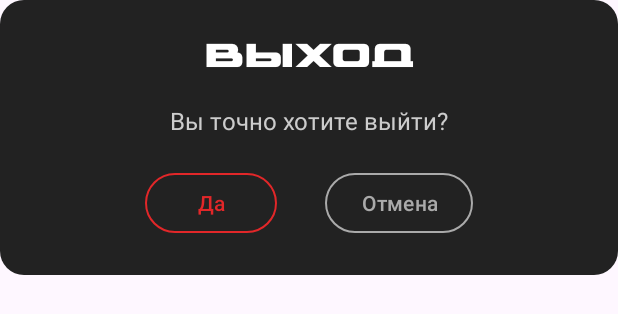
After one commit to yonqi/NEFORMAT, an Android app: the layout dialog_logout.xml on its own in the app's theme, with its tools: preview values and no code run, on a phone screen of 412 x 824 dp. The commit adds this screen. Shown: the top 314 px of the screen. Run offline under Robolectric (Android 15) with nearby library versions, the phone set to English and light mode, and no system bars; network calls fail.

Commit message:
Дизайн профиля

```diff
--- a/app/src/main/java/com/example/neformat/MainActivity.java
+++ b/app/src/main/java/com/example/neformat/MainActivity.java
@@ -31,4 +31,10 @@ public class MainActivity extends AppCompatActivity {
             NavigationUI.setupWithNavController(bottomNav, navController);
         }
     }
+
+    public void openFavoritesFromOutside() {
+        BottomNavigationView navView = findViewById(R.id.bottomNavigationView); // или твой ID
+        navView.setSelectedItemId(R.id.favoritesFragment);
+    }
+
 }
--- a/app/src/main/java/com/example/neformat/ui/ProfileFragment.java
+++ b/app/src/main/java/com/example/neformat/ui/ProfileFragment.java
@@ -12,10 +12,12 @@ import android.widget.ImageView;
 import android.widget.TextView;
 
 import androidx.annotation.NonNull;
+import androidx.appcompat.app.AlertDialog;
 import androidx.fragment.app.Fragment;
 import androidx.fragment.app.FragmentTransaction;
 
 import com.bumptech.glide.Glide;
+import com.example.neformat.MainActivity;
 import com.example.neformat.R;
 import com.example.neformat.ui.auth.AuthActivity;
 import com.google.firebase.auth.FirebaseAuth;
@@ -112,10 +114,37 @@ public class ProfileFragment extends Fragment {
 
         // Выход
         logoutButton.setOnClickListener(v -> {
-            FirebaseAuth.getInstance().signOut();
-            startActivity(new Intent(getActivity(), AuthActivity.class));
-            requireActivity().finish();
+            View dialogView = LayoutInflater.from(requireContext()).inflate(R.layout.dialog_logout, null);
+            AlertDialog dialog = new AlertDialog.Builder(requireContext())
+                    .setView(dialogView)
+                    .create();
+
+            dialog.getWindow().setBackgroundDrawableResource(android.R.color.transparent); // прозрачный фон
+
+            Button confirmButton = dialogView.findViewById(R.id.confirmButton);
+            Button cancelButton = dialogView.findViewById(R.id.cancelButton);
+
+            confirmButton.setOnClickListener(vyiew -> {
+                dialog.dismiss();
+                FirebaseAuth.getInstance().signOut();
+                startActivity(new Intent(getActivity(), AuthActivity.class));
+                requireActivity().finish();
+            });
+
+            cancelButton.setOnClickListener(vyiew -> dialog.dismiss());
+
+            dialog.show();
         });
+
+
+        Button favoritesButton = view.findViewById(R.id.favoritesButton);
+        favoritesButton.setOnClickListener(v -> {
+            if (getActivity() instanceof MainActivity) {
+                ((MainActivity) getActivity()).openFavoritesFromOutside();
+            }
+        });
+
+
 
         return view;
     }
--- /dev/null
+++ b/app/src/main/res/drawable/dialog_background.xml
@@ -0,0 +1,11 @@
+<?xml version="1.0" encoding="utf-8"?>
+<shape xmlns:android="http://schemas.android.com/apk/res/android"
+    android:shape="rectangle">
+    <solid android:color="#222222" />
+    <corners android:radius="16dp" />
+    <padding
+        android:left="16dp"
+        android:top="16dp"
+        android:right="16dp"
+        android:bottom="16dp" />
+</shape>
--- /dev/null
+++ b/app/src/main/res/layout/dialog_logout.xml
@@ -0,0 +1,65 @@
+<?xml version="1.0" encoding="utf-8"?>
+<LinearLayout xmlns:android="http://schemas.android.com/apk/res/android"
+    xmlns:app="http://schemas.android.com/apk/res-auto"
+    android:orientation="vertical"
+    android:padding="24dp"
+    android:background="@drawable/dialog_background"
+    android:layout_width="match_parent"
+    android:layout_height="wrap_content">
+
+    <TextView
+        android:id="@+id/dialogTitle"
+        android:layout_width="match_parent"
+        android:layout_height="wrap_content"
+        android:text="Выход"
+        android:textColor="#FFFFFF"
+        android:textStyle="bold"
+        android:fontFamily="@font/palui"
+        android:textSize="22sp"
+        android:gravity="center"
+         />
+
+    <TextView
+        android:id="@+id/dialogMessage"
+        android:layout_width="match_parent"
+        android:layout_height="wrap_content"
+        android:text="Вы точно хотите выйти?"
+        android:textColor="#CCCCCC"
+        android:textSize="16sp"
+        android:gravity="center"
+        android:layout_marginTop="20dp"
+        android:layout_marginBottom="20dp" />
+
+    <LinearLayout
+        android:layout_width="match_parent"
+        android:layout_height="wrap_content"
+        android:orientation="horizontal"
+        android:gravity="center">
+
+        <com.google.android.material.button.MaterialButton
+            android:id="@+id/confirmButton"
+            android:layout_width="wrap_content"
+            android:layout_height="wrap_content"
+            android:text="Да"
+            android:textColor="#E22729"
+            app:strokeColor="#E22729"
+            app:strokeWidth="1dp"
+            app:cornerRadius="50dp"
+            android:paddingLeft="24dp"
+            android:paddingRight="24dp"
+            android:layout_marginRight="16dp"
+            android:backgroundTint="@android:color/transparent" />
+
+        <com.google.android.material.button.MaterialButton
+            android:id="@+id/cancelButton"
+            android:layout_width="wrap_content"
+            android:layout_height="wrap_content"
+            android:text="Отмена"
+            android:textColor="#AAAAAA"
+            app:strokeColor="#AAAAAA"
+            app:strokeWidth="1dp"
+            app:cornerRadius="50dp"
+            android:layout_marginLeft="16dp"
+            android:backgroundTint="@android:color/transparent" />
+    </LinearLayout>
+</LinearLayout>
```
